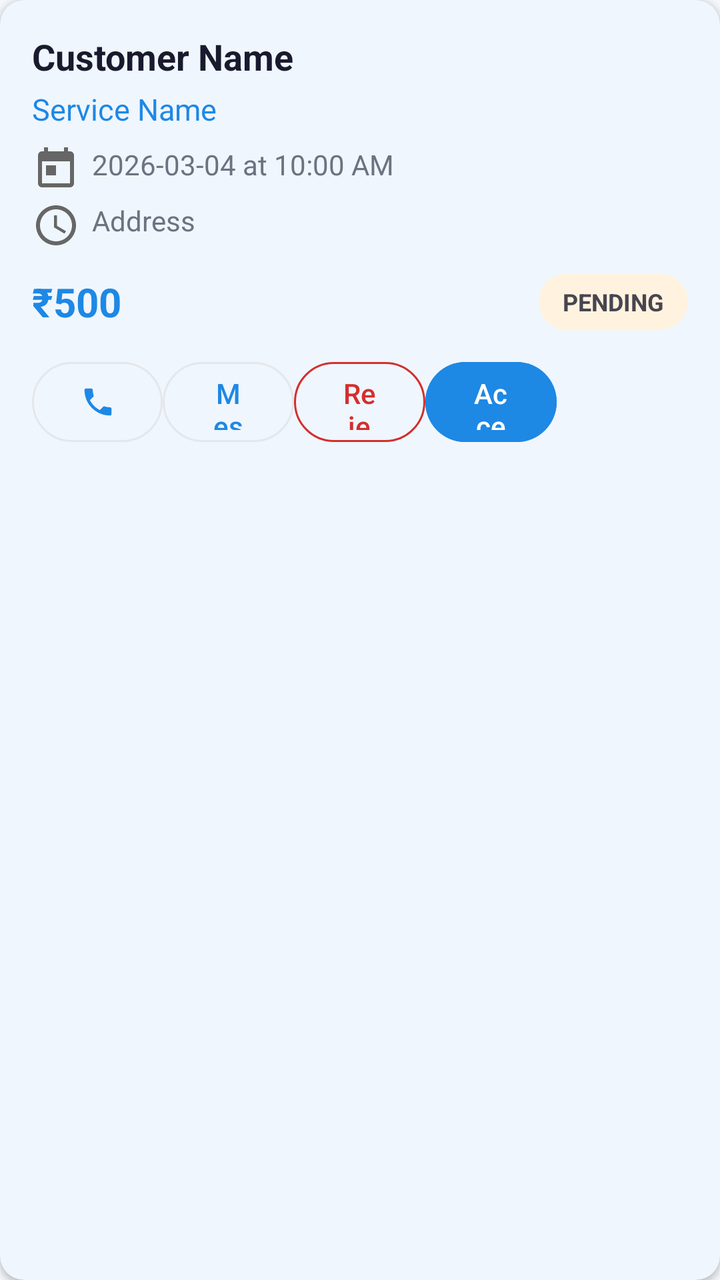
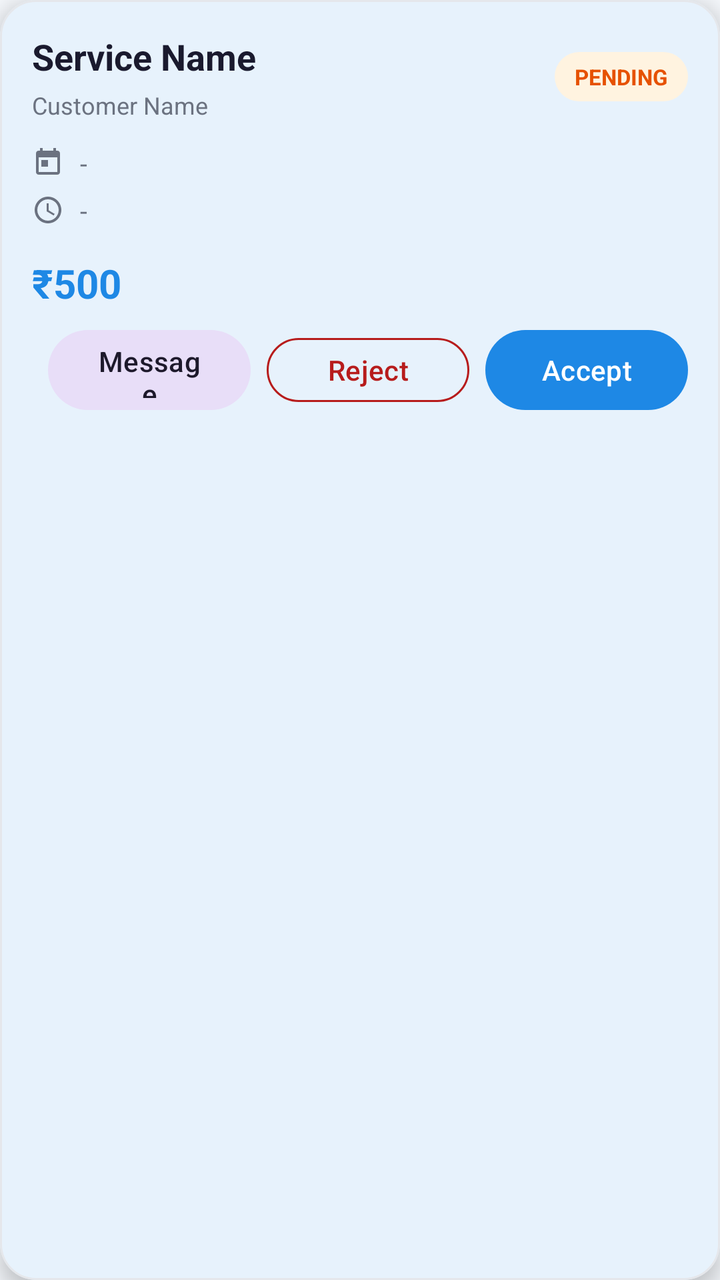

Two renders of the same Android screen: before a commit and after it. Below are the layout's source before the change and the commit's diff.
<!-- AndroidManifest.xml: application theme Theme.QuickFix -->
<!-- res/layout/item_booking_card.xml -->
<?xml version="1.0" encoding="utf-8"?>
<com.google.android.material.card.MaterialCardView
    xmlns:android="http://schemas.android.com/apk/res/android"
    xmlns:app="http://schemas.android.com/apk/res-auto"
    android:id="@+id/cardBooking"
    android:layout_width="match_parent"
    android:layout_height="wrap_content"
    android:layout_marginStart="16dp"
    android:layout_marginEnd="16dp"
    android:layout_marginTop="8dp"
    android:layout_marginBottom="8dp"
    app:cardCornerRadius="12dp"
    app:cardElevation="2dp"
    app:strokeWidth="0dp">
    <LinearLayout
        android:layout_width="match_parent"
        android:layout_height="wrap_content"
        android:orientation="vertical"
        android:padding="16dp">
        
        <TextView
            android:id="@+id/tvCustomerName"
            android:layout_width="wrap_content"
            android:layout_height="wrap_content"
            android:text="Customer Name"
            android:textColor="@color/text_primary"
            android:textSize="18sp"
            android:textStyle="bold" />
        
        <TextView
            android:id="@+id/tvServiceName"
            android:layout_width="wrap_content"
            android:layout_height="wrap_content"
            android:layout_marginTop="4dp"
            android:text="Service Name"
            android:textColor="@color/primary"
            android:textSize="15sp" />
        
        <TextView
            android:id="@+id/tvDateTime"
            android:layout_width="wrap_content"
            android:layout_height="wrap_content"
            android:layout_marginTop="8dp"
            android:text="2026-03-04 at 10:00 AM"
            android:textColor="@color/text_secondary"
            android:textSize="14sp"
            android:drawablePadding="6dp"
            app:drawableStartCompat="@drawable/ic_calendar" />
        
        <TextView
            android:id="@+id/tvAddress"
            android:layout_width="wrap_content"
            android:layout_height="wrap_content"
            android:layout_marginTop="4dp"
            android:text="Address"
            android:textColor="@color/text_secondary"
            android:textSize="14sp"
            android:maxLines="2"
            android:ellipsize="end"
            android:drawablePadding="6dp"
            app:drawableStartCompat="@drawable/ic_location" />
        
        <LinearLayout
            android:layout_width="match_parent"
            android:layout_height="wrap_content"
            android:layout_marginTop="12dp"
            android:gravity="center_vertical"
            android:orientation="horizontal">
            <TextView
                android:id="@+id/tvPrice"
                android:layout_width="0dp"
                android:layout_height="wrap_content"
                android:layout_weight="1"
                android:text="&#x20B9;500"
                android:textColor="@color/primary"
                android:textSize="20sp"
                android:textStyle="bold" />
            <TextView
                android:id="@+id/tvStatus"
                android:layout_width="wrap_content"
                android:layout_height="wrap_content"
                android:background="@drawable/badge_pending"
                android:paddingStart="12dp"
                android:paddingEnd="12dp"
                android:paddingTop="6dp"
                android:paddingBottom="6dp"
                android:text="PENDING"
                android:textSize="12sp"
                android:textStyle="bold" />
        </LinearLayout>
        
        <LinearLayout
            android:layout_width="match_parent"
            android:layout_height="wrap_content"
            android:layout_marginTop="12dp"
            android:orientation="horizontal"
            android:gravity="center_vertical"
            android:weightSum="5">
            <com.google.android.material.button.MaterialButton
                android:id="@+id/btnCall"
                style="@style/Widget.Material3.Button.OutlinedButton"
                android:layout_width="0dp"
                android:layout_height="48dp"
                android:layout_weight="1"
                android:text="Call"
                app:icon="@drawable/ic_phone"
                app:iconGravity="start" />
            <com.google.android.material.button.MaterialButton
                android:id="@+id/btnMessage"
                style="@style/Widget.Material3.Button.OutlinedButton"
                android:layout_width="0dp"
                android:layout_height="48dp"
                android:layout_weight="1"
                android:text="Message" />
            <com.google.android.material.button.MaterialButton
                android:id="@+id/btnReject"
                style="@style/Widget.Material3.Button.OutlinedButton"
                android:layout_width="0dp"
                android:layout_height="48dp"
                android:layout_weight="1"
                android:text="Reject"
                android:textColor="#D32F2F"
                app:strokeColor="#D32F2F" />
            <com.google.android.material.button.MaterialButton
                android:id="@+id/btnAccept"
                android:layout_width="0dp"
                android:layout_height="48dp"
                android:layout_weight="1"
                android:text="Accept"
                android:backgroundTint="@color/primary" />
            <com.google.android.material.button.MaterialButton
                android:id="@+id/btnMarkCompleted"
                android:layout_width="0dp"
                android:layout_height="48dp"
                android:layout_weight="1"
                android:text="Complete"
                android:backgroundTint="#388E3C"
                android:visibility="gone" />
        </LinearLayout>

        <LinearLayout
            android:id="@+id/layoutPriceSetter"
            android:layout_width="match_parent"
            android:layout_height="wrap_content"
            android:layout_marginTop="8dp"
            android:gravity="center_vertical"
            android:orientation="horizontal"
            android:visibility="gone">

            <EditText
                android:id="@+id/etSetAmount"
                android:layout_width="0dp"
                android:layout_height="48dp"
                android:layout_weight="1"
                android:hint="Enter amount"
                android:inputType="numberDecimal"
                android:maxLines="1"
                android:paddingStart="12dp"
                android:paddingEnd="12dp"
                android:textColor="@color/text_primary"
                android:textColorHint="@color/text_secondary" />

            <com.google.android.material.button.MaterialButton
                android:id="@+id/btnSetPrice"
                android:layout_width="wrap_content"
                android:layout_height="48dp"
                android:layout_marginStart="8dp"
                android:text="Set Price" />
        </LinearLayout>

        <TextView
            android:id="@+id/tvWaitingForPayment"
            android:layout_width="match_parent"
            android:layout_height="wrap_content"
            android:layout_marginTop="8dp"
            android:text="Waiting for user payment"
            android:textColor="@color/text_secondary"
            android:textSize="13sp"
            android:visibility="gone" />
    </LinearLayout>
</com.google.android.material.card.MaterialCardView>
<!-- resources referenced by this layout -->
<resources>
  <color name="primary">#1E88E5</color>
  <color name="text_primary">#1A1A2E</color>
  <color name="text_secondary">#6B7280</color>
  <!-- drawable badge_pending (drawable) -->
  ﻿<?xml version="1.0" encoding="utf-8"?>
  <shape xmlns:android="http://schemas.android.com/apk/res/android">
      <solid android:color="#FFF3E0" />
      <corners android:radius="16dp" />
  </shape>
  <!-- drawable ic_calendar (drawable) -->
  <?xml version="1.0" encoding="utf-8"?>
  <vector xmlns:android="http://schemas.android.com/apk/res/android"
      android:width="24dp"
      android:height="24dp"
      android:viewportWidth="24"
      android:viewportHeight="24">
      <path
          android:fillColor="#666666"
          android:pathData="M19,3h-1V1h-2v2H8V1H6v2H5C3.89,3 3.01,3.9 3.01,5L3,19c0,1.1 0.89,2 2,2h14c1.1,0 2,-0.9 2,-2V5C21,3.9 20.1,3 19,3zM19,19H5V8h14V19zM7,10h5v5H7V10z"/>
  </vector>
  <style name="Theme.QuickFix" parent="Base.Theme.QuickFix" />
  <color name="primary_dark">#1565C0</color>
  <color name="accent_green">#43A047</color>
  <color name="screen_background">#F4F7FB</color>
  <color name="card_bg">#FFFFFF</color>
  <color name="surface_variant">#F5F7FA</color>
  <color name="divider">#E5E7EB</color>
  <style name="Theme.QuickFix.AdminDialog" parent="ThemeOverlay.Material3.MaterialAlertDialog">
          <item name="colorSurface">@color/card_bg</item>
          <item name="colorOnSurface">@color/text_primary</item>
          <item name="colorOutline">@color/divider</item>
      </style>
  <style name="Theme.QuickFix.BottomSheet" parent="ThemeOverlay.Material3.BottomSheetDialog">
          <item name="colorSurface">@color/card_bg</item>
          <item name="colorOnSurface">@color/text_primary</item>
          <item name="android:colorBackground">@color/card_bg</item>
      </style>
  <style name="Widget.QuickFix.Button" parent="Widget.Material3.Button">
          <item name="backgroundTint">@color/primary</item>
          <item name="android:textColor">@color/white</item>
      </style>
  <style name="Widget.QuickFix.Chip.Filter" parent="Widget.Material3.Chip.Filter">
          <item name="chipBackgroundColor">@color/surface_variant</item>
          <item name="android:textColor">@color/text_primary</item>
          <item name="checkedIconTint">@color/primary</item>
      </style>
  <color name="white">#FFFFFFFF</color>
  <color name="input_background">#FFFFFF</color>
  <color name="input_stroke">#1E88E5</color>
  <color name="error_red">#D32F2F</color>
  <color name="input_hint">#6B7280</color>
  <color name="input_icon">#455A64</color>
  <!-- unchanged entries left out for length: 4 -->
</resources>

<!-- the commit's change to res/layout/item_booking_card.xml (unified diff, before → after) -->
@@ -5,137 +5,196 @@
     android:id="@+id/cardBooking"
     android:layout_width="match_parent"
     android:layout_height="wrap_content"
-    android:layout_marginStart="16dp"
-    android:layout_marginEnd="16dp"
+    android:layout_marginStart="12dp"
     android:layout_marginTop="8dp"
+    android:layout_marginEnd="12dp"
     android:layout_marginBottom="8dp"
-    app:cardCornerRadius="12dp"
-    app:cardElevation="2dp"
-    app:strokeWidth="0dp">
+    app:cardCornerRadius="18dp"
+    app:cardElevation="6dp"
+    app:strokeColor="@color/divider"
+    app:strokeWidth="1dp">
+
     <LinearLayout
         android:layout_width="match_parent"
         android:layout_height="wrap_content"
         android:orientation="vertical"
         android:padding="16dp">
-        
-        <TextView
-            android:id="@+id/tvCustomerName"
-            android:layout_width="wrap_content"
-            android:layout_height="wrap_content"
-            android:text="Customer Name"
-            android:textColor="@color/text_primary"
-            android:textSize="18sp"
-            android:textStyle="bold" />
-        
-        <TextView
-            android:id="@+id/tvServiceName"
-            android:layout_width="wrap_content"
-            android:layout_height="wrap_content"
-            android:layout_marginTop="4dp"
-            android:text="Service Name"
-            android:textColor="@color/primary"
-            android:textSize="15sp" />
-        
-        <TextView
-            android:id="@+id/tvDateTime"
-            android:layout_width="wrap_content"
-            android:layout_height="wrap_content"
-            android:layout_marginTop="8dp"
-            android:text="2026-03-04 at 10:00 AM"
-            android:textColor="@color/text_secondary"
-            android:textSize="14sp"
-            android:drawablePadding="6dp"
-            app:drawableStartCompat="@drawable/ic_calendar" />
-        
-        <TextView
-            android:id="@+id/tvAddress"
-            android:layout_width="wrap_content"
-            android:layout_height="wrap_content"
-            android:layout_marginTop="4dp"
-            android:text="Address"
-            android:textColor="@color/text_secondary"
-            android:textSize="14sp"
-            android:maxLines="2"
-            android:ellipsize="end"
-            android:drawablePadding="6dp"
-            app:drawableStartCompat="@drawable/ic_location" />
-        
-        <LinearLayout
-            android:layout_width="match_parent"
-            android:layout_height="wrap_content"
-            android:layout_marginTop="12dp"
-            android:gravity="center_vertical"
-            android:orientation="horizontal">
-            <TextView
-                android:id="@+id/tvPrice"
-                android:layout_width="0dp"
-                android:layout_height="wrap_content"
-                android:layout_weight="1"
-                android:text="&#x20B9;500"
-                android:textColor="@color/primary"
-                android:textSize="20sp"
-                android:textStyle="bold" />
+
+        <LinearLayout
+            android:layout_width="match_parent"
+            android:layout_height="wrap_content"
+            android:gravity="center_vertical"
+            android:orientation="horizontal">
+
+            <LinearLayout
+                android:layout_width="0dp"
+                android:layout_height="wrap_content"
+                android:layout_weight="1"
+                android:orientation="vertical">
+
+                <TextView
+                    android:id="@+id/tvServiceName"
+                    android:layout_width="match_parent"
+                    android:layout_height="wrap_content"
+                    android:ellipsize="end"
+                    android:maxLines="1"
+                    android:text="Service Name"
+                    android:textColor="@color/text_primary"
+                    android:textSize="18sp"
+                    android:textStyle="bold" />
+
+                <TextView
+                    android:id="@+id/tvCustomerName"
+                    android:layout_width="match_parent"
+                    android:layout_height="wrap_content"
+                    android:layout_marginTop="4dp"
+                    android:ellipsize="end"
+                    android:maxLines="1"
+                    android:text="Customer Name"
+                    android:textColor="@color/text_secondary"
+                    android:textSize="12sp" />
+            </LinearLayout>
+
             <TextView
                 android:id="@+id/tvStatus"
                 android:layout_width="wrap_content"
                 android:layout_height="wrap_content"
                 android:background="@drawable/badge_pending"
-                android:paddingStart="12dp"
-                android:paddingEnd="12dp"
-                android:paddingTop="6dp"
-                android:paddingBottom="6dp"
+                android:ellipsize="end"
+                android:maxLines="1"
+                android:paddingStart="10dp"
+                android:paddingTop="5dp"
+                android:paddingEnd="10dp"
+                android:paddingBottom="5dp"
                 android:text="PENDING"
-                android:textSize="12sp"
+                android:textColor="@color/status_pending_text"
+                android:textSize="11sp"
                 android:textStyle="bold" />
         </LinearLayout>
-        
+
         <LinearLayout
             android:layout_width="match_parent"
             android:layout_height="wrap_content"
             android:layout_marginTop="12dp"
-            android:orientation="horizontal"
-            android:gravity="center_vertical"
-            android:weightSum="5">
+            android:gravity="center_vertical"
+            android:orientation="horizontal">
+
+            <ImageView
+                android:layout_width="16dp"
+                android:layout_height="16dp"
+                android:contentDescription="Date"
+                android:src="@drawable/ic_calendar"
+                app:tint="@color/text_secondary" />
+
+            <TextView
+                android:id="@+id/tvDateTime"
+                android:layout_width="0dp"
+                android:layout_height="wrap_content"
+                android:layout_marginStart="8dp"
+                android:layout_weight="1"
+                android:ellipsize="end"
+                android:maxLines="1"
+                android:text="-"
+                android:textColor="@color/text_secondary"
+                android:textSize="13sp" />
+        </LinearLayout>
+
+        <LinearLayout
+            android:layout_width="match_parent"
+            android:layout_height="wrap_content"
+            android:layout_marginTop="6dp"
+            android:gravity="center_vertical"
+            android:orientation="horizontal">
+
+            <ImageView
+                android:layout_width="16dp"
+                android:layout_height="16dp"
+                android:contentDescription="Location"
+                android:src="@drawable/ic_location"
+                app:tint="@color/text_secondary" />
+
+            <TextView
+                android:id="@+id/tvAddress"
+                android:layout_width="0dp"
+                android:layout_height="wrap_content"
+                android:layout_marginStart="8dp"
+                android:layout_weight="1"
+                android:ellipsize="end"
+                android:maxLines="2"
+                android:text="-"
+                android:textColor="@color/text_secondary"
+                android:textSize="13sp" />
+        </LinearLayout>
+
+        <TextView
+            android:id="@+id/tvPrice"
+            android:layout_width="match_parent"
+            android:layout_height="wrap_content"
+            android:layout_marginTop="14dp"
+            android:text="&#x20B9;500"
+            android:textColor="@color/primary"
+            android:textSize="20sp"
+            android:textStyle="bold" />
+
+        <LinearLayout
+            android:layout_width="match_parent"
+            android:layout_height="wrap_content"
+            android:layout_marginTop="10dp"
+            android:gravity="center_vertical"
+            android:orientation="horizontal">
+
             <com.google.android.material.button.MaterialButton
                 android:id="@+id/btnCall"
                 style="@style/Widget.Material3.Button.OutlinedButton"
                 android:layout_width="0dp"
-                android:layout_height="48dp"
+                android:layout_height="40dp"
                 android:layout_weight="1"
                 android:text="Call"
+                android:visibility="gone"
+                app:cornerRadius="20dp"
                 app:icon="@drawable/ic_phone"
                 app:iconGravity="start" />
+
             <com.google.android.material.button.MaterialButton
                 android:id="@+id/btnMessage"
-                style="@style/Widget.Material3.Button.OutlinedButton"
-                android:layout_width="0dp"
-                android:layout_height="48dp"
+                style="@style/Widget.QuickFix.Button.Rounded.Tonal"
+                android:layout_width="0dp"
+                android:layout_height="40dp"
+                android:layout_marginStart="8dp"
                 android:layout_weight="1"
                 android:text="Message" />
+
             <com.google.android.material.button.MaterialButton
                 android:id="@+id/btnReject"
                 style="@style/Widget.Material3.Button.OutlinedButton"
                 android:layout_width="0dp"
-                android:layout_height="48dp"
+                android:layout_height="40dp"
+                android:layout_marginStart="8dp"
                 android:layout_weight="1"
                 android:text="Reject"
-                android:textColor="#D32F2F"
-                app:strokeColor="#D32F2F" />
+                android:textColor="@color/status_rejected_text"
+                app:cornerRadius="20dp"
+                app:strokeColor="@color/status_rejected_text" />
+
             <com.google.android.material.button.MaterialButton
                 android:id="@+id/btnAccept"
-                android:layout_width="0dp"
-                android:layout_height="48dp"
-                android:layout_weight="1"
-                android:text="Accept"
-                android:backgroundTint="@color/primary" />
+                style="@style/Widget.QuickFix.Button.Rounded"
+                android:layout_width="0dp"
+                android:layout_height="40dp"
+                android:layout_marginStart="8dp"
+                android:layout_weight="1"
+                android:text="Accept" />
+
             <com.google.android.material.button.MaterialButton
                 android:id="@+id/btnMarkCompleted"
-                android:layout_width="0dp"
-                android:layout_height="48dp"
+                style="@style/Widget.QuickFix.Button.Rounded"
+                android:layout_width="0dp"
+                android:layout_height="40dp"
+                android:layout_marginStart="8dp"
                 android:layout_weight="1"
                 android:text="Complete"
-                android:backgroundTint="#388E3C"
-                android:visibility="gone" />
+                android:visibility="gone"
+                app:backgroundTint="@color/success_green" />
         </LinearLayout>
 
         <LinearLayout
@@ -150,8 +209,9 @@
             <EditText
                 android:id="@+id/etSetAmount"
                 android:layout_width="0dp"
-                android:layout_height="48dp"
-                android:layout_weight="1"
+                android:layout_height="40dp"
+                android:layout_weight="1"
+                android:background="@drawable/bg_card"
                 android:hint="Enter amount"
                 android:inputType="numberDecimal"
                 android:maxLines="1"
@@ -162,8 +222,9 @@
 
             <com.google.android.material.button.MaterialButton
                 android:id="@+id/btnSetPrice"
+                style="@style/Widget.QuickFix.Button.Rounded"
                 android:layout_width="wrap_content"
-                android:layout_height="48dp"
+                android:layout_height="40dp"
                 android:layout_marginStart="8dp"
                 android:text="Set Price" />
         </LinearLayout>
@@ -177,5 +238,6 @@
             android:textColor="@color/text_secondary"
             android:textSize="13sp"
             android:visibility="gone" />
+
     </LinearLayout>
 </com.google.android.material.card.MaterialCardView>
<!-- resource entries referenced after the edit -->
@@ -1,6 +1,9 @@
 <!-- resources referenced by this layout -->
 <resources>
   <color name="primary">#1E88E5</color>
+  <color name="status_pending_text">#E65100</color>
+  <color name="status_rejected_text">#B71C1C</color>
+  <color name="success_green">#388E3C</color>
   <color name="text_primary">#1A1A2E</color>
   <color name="text_secondary">#6B7280</color>
   <!-- drawable badge_pending (drawable) -->
@@ -8,6 +11,14 @@
   <shape xmlns:android="http://schemas.android.com/apk/res/android">
       <solid android:color="#FFF3E0" />
       <corners android:radius="16dp" />
+  </shape>
+  <!-- drawable bg_card (drawable) -->
+  <?xml version="1.0" encoding="utf-8"?>
+  <shape xmlns:android="http://schemas.android.com/apk/res/android"
+      android:shape="rectangle">
+      <corners android:radius="16dp" />
+      <solid android:color="@color/card_bg" />
+      <stroke android:width="0dp" android:color="@android:color/transparent" />
   </shape>
   <!-- drawable ic_calendar (drawable) -->
   <?xml version="1.0" encoding="utf-8"?>
@@ -20,6 +31,18 @@
           android:fillColor="#666666"
           android:pathData="M19,3h-1V1h-2v2H8V1H6v2H5C3.89,3 3.01,3.9 3.01,5L3,19c0,1.1 0.89,2 2,2h14c1.1,0 2,-0.9 2,-2V5C21,3.9 20.1,3 19,3zM19,19H5V8h14V19zM7,10h5v5H7V10z"/>
   </vector>
+  <style name="Widget.QuickFix.Button.Rounded" parent="Widget.Material3.Button">
+          <item name="cornerRadius">20dp</item>
+          <item name="backgroundTint">@color/primary</item>
+          <item name="android:textColor">@color/white</item>
+          <item name="android:insetTop">0dp</item>
+          <item name="android:insetBottom">0dp</item>
+      </style>
+  <style name="Widget.QuickFix.Button.Rounded.Tonal" parent="Widget.Material3.Button.TonalButton">
+          <item name="cornerRadius">20dp</item>
+          <item name="android:insetTop">0dp</item>
+          <item name="android:insetBottom">0dp</item>
+      </style>
   <style name="Theme.QuickFix" parent="Base.Theme.QuickFix" />
   <color name="primary_dark">#1565C0</color>
   <color name="accent_green">#43A047</color>
